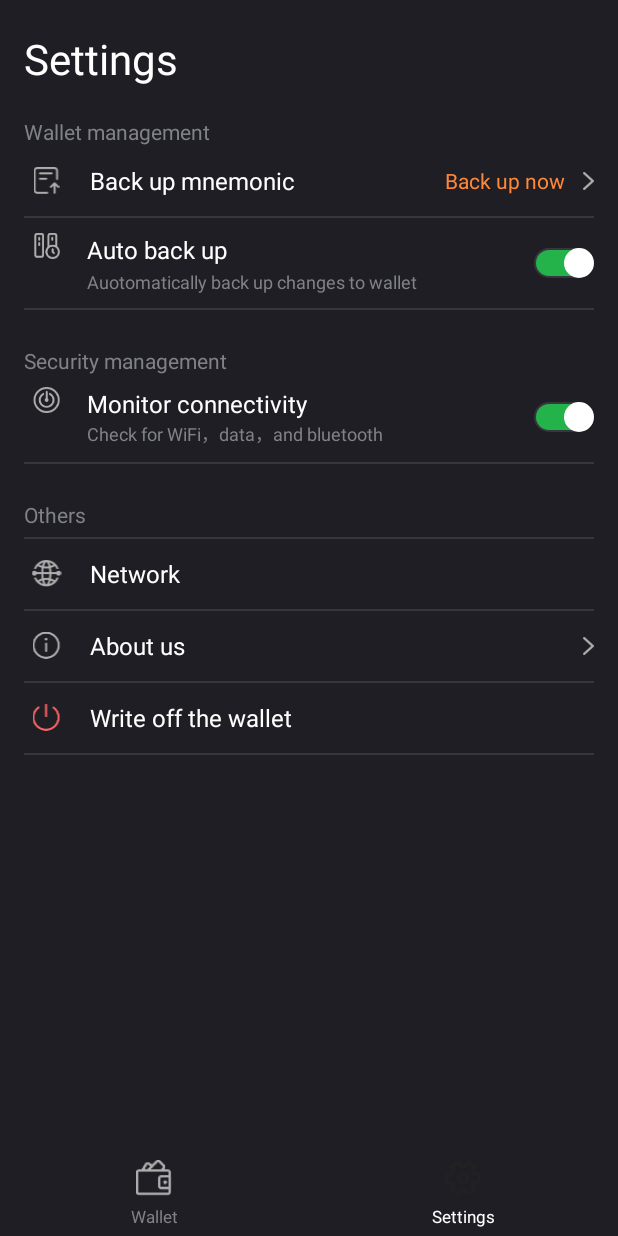
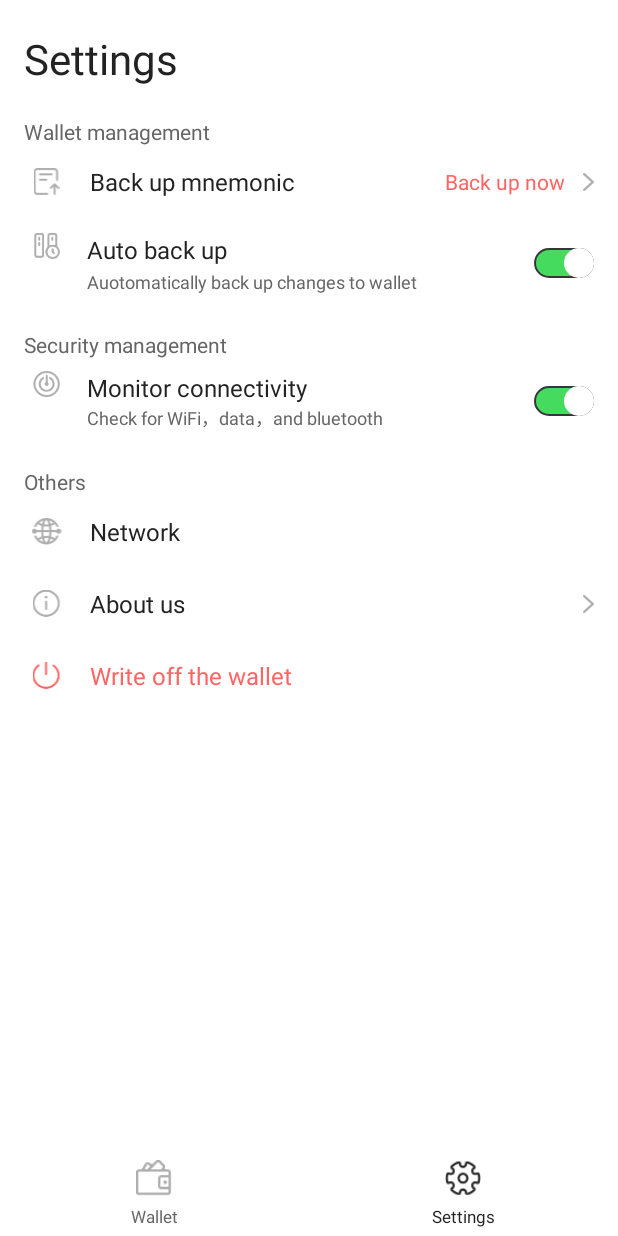
Before and after one commit to tivalueproject/TVspos_Cold-Wallet_Android, an Android app: the MainActivity screen opened directly, with no data from a screen before it, item 2 of the bottom bar chosen, on a phone screen of 412 x 824 dp. Run offline under Robolectric (Android 15) with nearby library versions, the light colour scheme and no system bars; our stand-ins replace data binding; libraries missing offline, so code that uses them is left out: com.alibaba.fastjson.

Commit message:
modify styles

```diff
--- a/app/src/main/java/systems/v/coldwallet/ui/view/main/adapter/AccountAdapter.java
+++ b/app/src/main/java/systems/v/coldwallet/ui/view/main/adapter/AccountAdapter.java
@@ -147,7 +147,8 @@ public class AccountAdapter extends RecyclerView.Adapter<AccountAdapter.AccountH
     }
 
     private int getIndexDrawable(int index) {
-        int pos = index % mDrawables.length;
+        //int pos = index % mDrawables.length;
+        int pos = 0;
         return mDrawables[pos];
     }
 
--- a/app/src/main/res/drawable/bg_unable_radius_8.xml
+++ b/app/src/main/res/drawable/bg_unable_radius_8.xml
@@ -1,5 +1,5 @@
 <?xml version="1.0" encoding="utf-8"?>
 <shape xmlns:android="http://schemas.android.com/apk/res/android">
-    <solid android:color="@color/bg_unable" />
+    <solid android:color="@color/white" />
     <corners android:radius="8dp" />
 </shape>
--- a/app/src/main/res/layout/dialog_qr_code.xml
+++ b/app/src/main/res/layout/dialog_qr_code.xml
@@ -61,7 +61,7 @@
                     android:layout_height="wrap_content"
                     android:layout_marginTop="6dp"
                     android:gravity="start"
-                    android:textColor="@color/text_strong"
+                    android:textColor="@color/black_7"
                     android:textSize="18sp" />
 
                 <TextView
--- a/app/src/main/res/layout/fragment_settings.xml
+++ b/app/src/main/res/layout/fragment_settings.xml
@@ -20,7 +20,7 @@
                 android:layout_gravity="start"
                 android:layout_marginStart="@dimen/normal_padding"
                 android:text="@string/setting_label"
-                android:textColor="@color/text_strong"
+                android:textColor="@color/black_8"
                 android:textSize="28sp" />
 
             <TextView
@@ -38,7 +38,7 @@
                 android:layout_height="48dp"
                 android:background="@drawable/ripple_white"
                 android:divider="@color/divider"
-                app:common_item_divider_enabled="true"
+                app:common_item_divider_enabled="false"
                 app:common_item_left_icon="@drawable/ico_backup_word"
                 app:common_item_left_text="@string/setting_backup_word"
                 app:common_item_left_text_text_size="16sp"
@@ -93,13 +93,6 @@
                     android:track="@drawable/switch_track" />
             </LinearLayout>
 
-            <View
-                android:layout_width="match_parent"
-                android:layout_height="1dp"
-                android:layout_marginStart="@dimen/normal_padding"
-                android:layout_marginTop="9dp"
-                android:layout_marginEnd="@dimen/normal_padding"
-                android:background="@color/divider" />
 
             <TextView
                 android:layout_width="wrap_content"
@@ -155,13 +148,6 @@
                     android:track="@drawable/switch_track" />
             </LinearLayout>
 
-            <View
-                android:layout_width="match_parent"
-                android:layout_height="1dp"
-                android:layout_marginStart="@dimen/normal_padding"
-                android:layout_marginTop="10dp"
-                android:layout_marginEnd="@dimen/normal_padding"
-                android:background="@color/divider" />
 
             <TextView
                 android:layout_width="wrap_content"
@@ -172,21 +158,13 @@
                 android:textColor="@color/text_weak"
                 android:textSize="14sp" />
 
-            <View
-                android:layout_width="match_parent"
-                android:layout_height="1dp"
-                android:layout_marginStart="@dimen/normal_padding"
-                android:layout_marginTop="5dp"
-                android:layout_marginEnd="@dimen/normal_padding"
-                android:background="@color/divider" />
-
             <systems.v.coldwallet.ui.widget.CommonItem
                 android:id="@+id/ci_network"
                 android:layout_width="match_parent"
                 android:layout_height="48dp"
                 android:background="@drawable/ripple_white"
                 android:divider="@color/divider"
-                app:common_item_divider_enabled="true"
+                app:common_item_divider_enabled="false"
                 app:common_item_left_icon="@drawable/ico_web"
                 app:common_item_left_text="@string/network_environment"
                 app:common_item_left_text_text_size="16sp"
@@ -198,7 +176,7 @@
                 android:layout_height="48dp"
                 android:background="@drawable/ripple_white"
                 android:divider="@color/divider"
-                app:common_item_divider_enabled="true"
+                app:common_item_divider_enabled="false"
                 app:common_item_left_icon="@drawable/ico_about"
                 app:common_item_left_text="@string/setting_about_us"
                 app:common_item_left_text_text_size="16sp"
@@ -212,10 +190,10 @@
                 android:layout_height="48dp"
                 android:background="@drawable/ripple_white"
                 android:divider="@color/divider"
-                app:common_item_divider_enabled="true"
+                app:common_item_divider_enabled="false"
                 app:common_item_left_icon="@drawable/ico_cancel"
                 app:common_item_left_text="@string/setting_logout"
-                app:common_item_left_text_text_color="@color/text_strong"
+                app:common_item_left_text_text_color="@color/orange"
                 app:common_item_left_text_text_size="16sp"
                 app:common_item_right_text_text_size="14sp" />
         </LinearLayout>
--- a/app/src/main/res/layout/fragment_wallet.xml
+++ b/app/src/main/res/layout/fragment_wallet.xml
@@ -20,7 +20,7 @@
                 android:layout_gravity="center_vertical"
                 android:layout_marginStart="28dp"
                 android:text="@string/wallet_my_wallet"
-                android:textColor="@color/text_strong"
+                android:textColor="@color/black_8"
                 android:textSize="28sp" />
 
             <ImageView
--- a/app/src/main/res/layout/item_account.xml
+++ b/app/src/main/res/layout/item_account.xml
@@ -55,7 +55,7 @@
                     android:id="@+id/tv_account"
                     android:layout_width="wrap_content"
                     android:layout_height="wrap_content"
-                    android:textColor="@color/text_strong"
+                    android:textColor="@color/white"
                     android:textSize="18sp" />
 
                 <TextView
@@ -63,7 +63,7 @@
                     android:layout_width="wrap_content"
                     android:layout_height="wrap_content"
                     android:layout_marginTop="8dp"
-                    android:textColor="@color/text_weak"
+                    android:textColor="@color/white"
                     android:textSize="14sp"
                     tools:text="ARAbwC******83NncT" />
             </LinearLayout>
@@ -104,7 +104,7 @@
             android:layout_marginStart="10dp"
             android:gravity="center_horizontal"
             android:text="@string/wallet_add_more_account"
-            android:textColor="@color/text_strong"
+            android:textColor="@color/black_7"
             android:textSize="15sp" />
     </LinearLayout>
 </FrameLayout>
--- a/app/src/main/res/values/colors.xml
+++ b/app/src/main/res/values/colors.xml
@@ -4,17 +4,17 @@
     <color name="colorPrimaryDark">#1E1E24</color>
     <color name="colorAccent">@color/orange</color>
 
-    <color name="orange">#FF8737</color>
+    <color name="orange">#FF6565</color>
     <color name="bg_color">#1E1E24</color>
     <color name="bg_default">@color/bg_common</color>
-    <color name="bg_common">@color/bg_color</color>
-    <color name="text_strong">#FFFFFF</color>
-    <color name="text_weak">#81818A</color>
+    <color name="bg_common">@color/white</color>
+    <color name="text_strong">@color/black_8</color>
+    <color name="text_weak">#666666</color>
     <color name="divider">#36363D</color>
     <color name="white_9">#E6FFFFFF</color>
     <color name="text_red">#E63939</color>
     <color name="text_hint">#4B4B52</color>
-    <color name="text_green">#24B34A</color>
+    <color name="text_green">#45DB5E</color>
     <color name="white_pressed">#FF81818A</color>
     <color name="white">#FFFFFFFF</color>
     <color name="white_6">#99FFFFFF</color>
@@ -23,8 +23,9 @@
     <color name="black_3">#dd000000</color>
     <color name="black_7">#666666</color>
     <color name="black_8">#222222</color>
+    <color name="black_9">#999999</color>
     <color name="transparent">#00000000</color>
-    <color name="color_orange">#FF8737</color>
+    <color name="color_orange">#FF6565</color>
     <color name="color_border">#36363D</color>
     <color name="password_strength1">#BB020C</color>
     <color name="password_strength2">#F46514</color>
@@ -34,10 +35,10 @@
 
 
     <color name="text_unable">#595961</color>
-    <color name="bg_unable">#2B2B33</color>
+    <color name="bg_unable">#FF6565</color>
 
     <!--account color-->
-    <color name="color_account_orange">#FF8737</color>
+    <color name="color_account_orange">#FF7C7C</color>
     <color name="color_account_yellow">#FFB300</color>
     <color name="color_account_purple">#5E35B1</color>
     <color name="color_account_blue">#3949AB</color>
--- a/app/src/main/res/values/styles.xml
+++ b/app/src/main/res/values/styles.xml
@@ -12,7 +12,7 @@
 
     <style name="AppTheme.Splash" parent="AppTheme">
         <item name="android:windowTranslucentStatus">true</item>
-        <item name="android:windowBackground">@drawable/bg_start</item>
+        <item name="android:windowBackground">@color/white</item>
     </style>
 
     <style name="Dialog" parent="android:style/Theme.Dialog">
--- a/basic/src/main/res/drawable/basic_dialog_background_dark.xml
+++ b/basic/src/main/res/drawable/basic_dialog_background_dark.xml
@@ -5,7 +5,7 @@
     android:insetRight="16dp"
     android:insetBottom="16dp">
     <shape>
-        <solid android:color="@color/basic_dialog_background_dark" />
+        <solid android:color="@color/basic_dialog_background_light" />
         <corners android:radius="@dimen/basic_dialog_corner_radius" />
     </shape>
 </inset>
--- a/basic/src/main/res/values/colors.xml
+++ b/basic/src/main/res/values/colors.xml
@@ -1,18 +1,18 @@
 <resources>
-    <color name="basic_primary">#ff8737</color>
+    <color name="basic_primary">#FF6565</color>
     <color name="basic_divider_light">#e8e8eb</color>
     <color name="basic_divider_dark">#45454d</color>
 
     <color name="basic_btn_colored_background_light">@color/basic_primary</color>
-    <color name="basic_btn_colored_background_dark">#45454d</color>
+    <color name="basic_btn_colored_background_dark">#FF6565</color>
     <color name="basic_btn_border_color">@color/basic_divider_light</color>
 
     <color name="basic_dialog_background_light">#ffffff</color>
     <color name="basic_dialog_background_dark">#2b2b33</color>
     <color name="basic_dialog_primary_text_light">#36363d</color>
-    <color name="basic_dialog_primary_text_dark">#ffffff</color>
+    <color name="basic_dialog_primary_text_dark">#222222</color>
     <color name="basic_dialog_secondary_text_light">#54545c</color>
     <color name="basic_dialog_secondary_text_dark">#ffffff</color>
     <color name="basic_dialog_tertiary_text_light">#939399</color>
-    <color name="basic_dialog_tertiary_text_dark">#81818a</color>
+    <color name="basic_dialog_tertiary_text_dark">#666666</color>
 </resources>
```
Also changed, not shown: app/src/main/res/layout/activity_monitor.xml (+4 -4 lines), app/src/main/res/layout/activity_verify.xml (+22 -12 lines), app/src/main/res/drawable-xxhdpi/ico_password_tip_warning.png, app/src/main/res/drawable-xxhdpi/ico_success.png.
